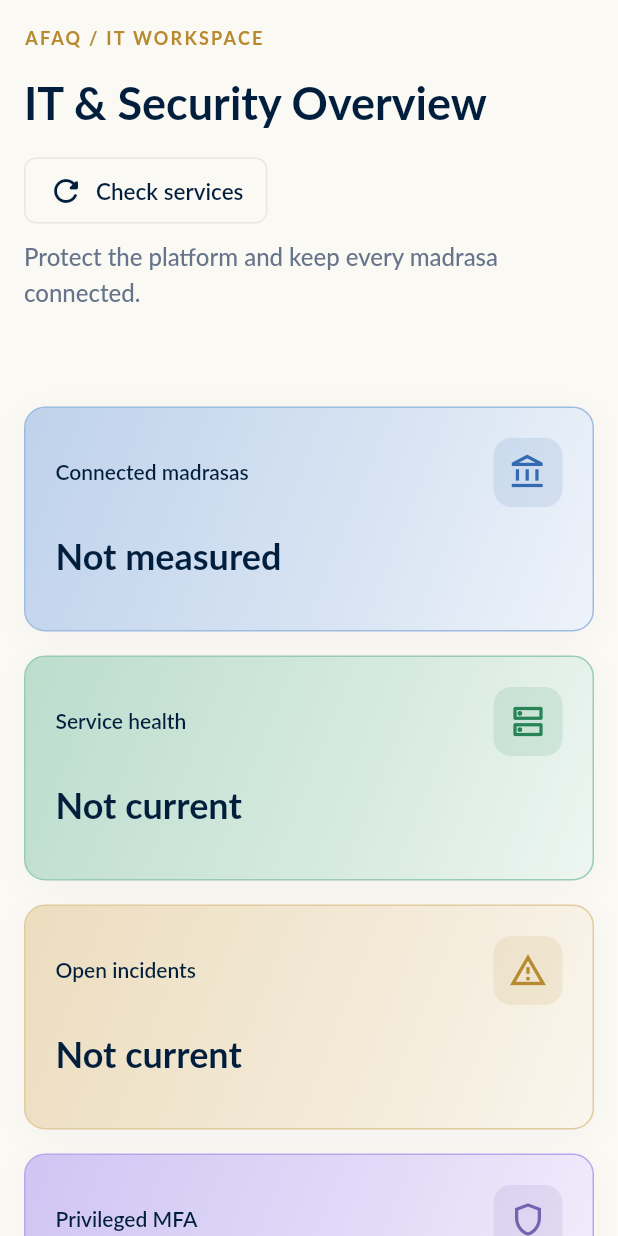
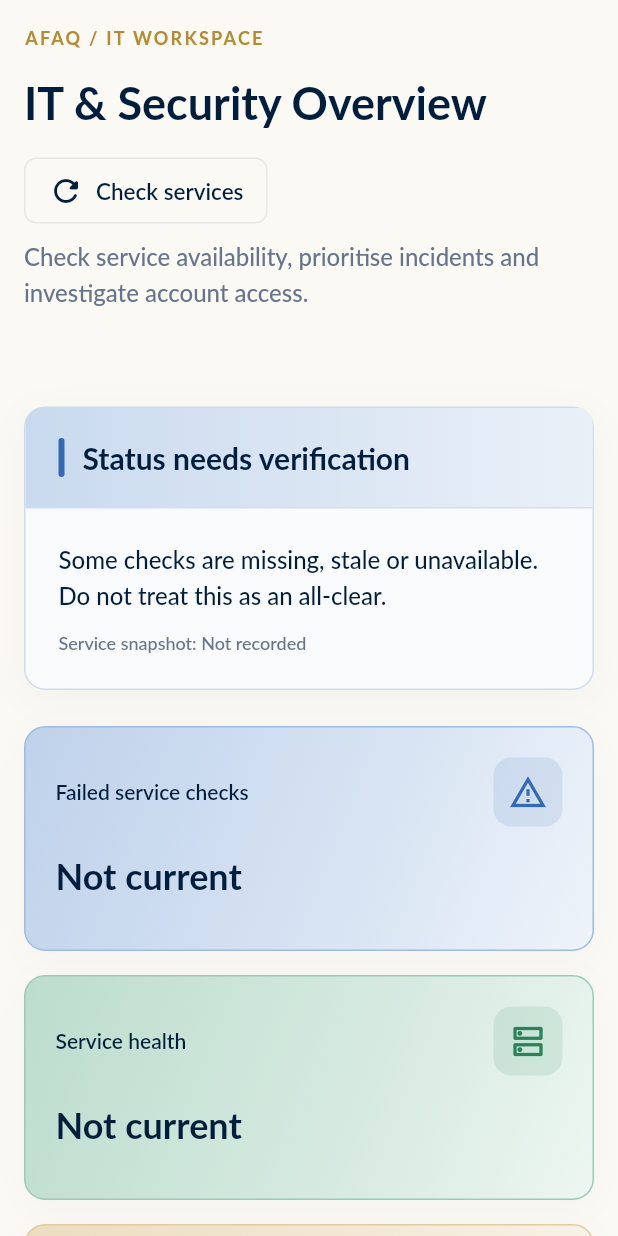
Before and after one commit to jemsi-442/madrasa, a Flutter app: the PlatformItDashboard widget shown alone on an empty page, opened directly with empty values, on a phone screen of 412 x 824 dp. Run offline on Flutter 3.47's test engine with Material 3 defaults, Android fonts, the phone set to English and light mode, and no system bars; our stand-ins replace font_awesome_flutter, video_player, web, webview_flutter; missing offline and left inert: dart:js_interop, dart:ui_web, pdfrx.

Commit message:
Focus IT overview on verified status and actionable investigations

```diff
--- a/frontend/lib/src/platform_it_dashboard.dart
+++ b/frontend/lib/src/platform_it_dashboard.dart
@@ -112,7 +112,10 @@ class _PlatformItDashboardState extends State<PlatformItDashboard> {
           ? null
           : (widget.now ?? DateTime.now)().toUtc().difference(checked.toUtc());
       final fresh =
-          age != null && !age.isNegative && age < const Duration(seconds: 60);
+          error == null &&
+          age != null &&
+          !age.isNegative &&
+          age < const Duration(seconds: 60);
       final available = checks.where((c) => c['status'] == 'available').length;
       final failed = checks.where((c) => c['status'] != 'available').toList();
       final incidents = widget.snapshot?['incidents'];
@@ -136,7 +139,10 @@ class _PlatformItDashboardState extends State<PlatformItDashboard> {
           highCount is int &&
           highCount >= 0 &&
           highCount <= openCount;
-      final incidentsReady = incidentFresh && validCounts;
+      final incidentsReady = error == null && incidentFresh && validCounts;
+      final needsAction =
+          (fresh && failed.isNotEmpty) || (incidentsReady && openCount > 0);
+      final statusKnown = fresh && checks.length == 2 && incidentsReady;
       final operations = Column(
         crossAxisAlignment: CrossAxisAlignment.stretch,
         children: [
@@ -229,19 +235,6 @@ class _PlatformItDashboardState extends State<PlatformItDashboard> {
                       ],
                     ),
                   ),
-                const Divider(),
-                task(
-                  'Company accounts',
-                  'Read-only account directory.',
-                  Icons.badge_outlined,
-                  onAccounts,
-                ),
-                task(
-                  'Sessions',
-                  'Manage your own signed-in devices.',
-                  Icons.devices_outlined,
-                  onSessions,
-                ),
               ],
             ),
           ),
@@ -376,25 +369,29 @@ class _PlatformItDashboardState extends State<PlatformItDashboard> {
             ),
           ),
           const SizedBox(height: 24),
-          panel(
-            'Recovery readiness',
-            const Column(
+          ItSectionPanel(
+            accent: const Color(0xff346bb0),
+            title: 'Investigate access',
+            child: Column(
               crossAxisAlignment: CrossAxisAlignment.stretch,
               children: [
-                ListTile(
-                  contentPadding: EdgeInsets.zero,
-                  leading: Icon(Icons.backup_outlined, color: AfaqDesign.gold),
-                  title: Text('Backup verification'),
-                  subtitle: Text('Backup evidence is not connected.'),
+                task(
+                  'Company accounts',
+                  'Identify the account, role and permitted scope.',
+                  Icons.badge_outlined,
+                  onAccounts,
                 ),
-                Divider(),
-                ListTile(
-                  contentPadding: EdgeInsets.zero,
-                  leading: Icon(Icons.restore_outlined, color: AfaqDesign.gold),
-                  title: Text('Restore test'),
-                  subtitle: Text(
-                    'No verified restore-test result is available.',
-                  ),
+                const Divider(),
+                task(
+                  'Sessions',
+                  'Search platform and madrasa sessions by account, role or IP.',
+                  Icons.devices_outlined,
+                  onSessions,
+                ),
+                const SizedBox(height: 12),
+                const Text(
+                  'Use the audit trail to trace activity, then record an incident when investigation is needed. An IP address alone is not proof of misuse.',
+                  style: TextStyle(color: AfaqDesign.muted, height: 1.5),
                 ),
               ],
             ),
@@ -409,9 +406,9 @@ class _PlatformItDashboardState extends State<PlatformItDashboard> {
           : 1;
       final metrics = [
         (
-          'Connected madrasas',
-          'Not measured',
-          Icons.account_balance_outlined,
+          'Failed service checks',
+          checks.isEmpty || !fresh ? 'Not current' : '${failed.length}',
+          Icons.report_problem_outlined,
           const Color(0xff346bb0),
         ),
         (
@@ -429,8 +426,8 @@ class _PlatformItDashboardState extends State<PlatformItDashboard> {
           AfaqDesign.gold,
         ),
         (
-          'Privileged MFA',
-          'Not measured',
+          'High-priority incidents',
+          incidentsReady ? '$highCount' : 'Not current',
           Icons.shield_outlined,
           const Color(0xff7663af),
         ),
@@ -474,7 +471,7 @@ class _PlatformItDashboardState extends State<PlatformItDashboard> {
             ),
             const SizedBox(height: 8),
             const Text(
-              'Protect the platform and keep every madrasa connected.',
+              'Check service availability, prioritise incidents and investigate account access.',
               style: TextStyle(color: AfaqDesign.muted, height: 1.5),
             ),
             if (busy)
@@ -493,6 +490,40 @@ class _PlatformItDashboardState extends State<PlatformItDashboard> {
                   ),
                 ),
               ),
+            const SizedBox(height: 24),
+            ItSectionPanel(
+              accent: needsAction
+                  ? AfaqDesign.gold
+                  : statusKnown
+                  ? const Color(0xff278457)
+                  : const Color(0xff346bb0),
+              title: needsAction
+                  ? 'Action required'
+                  : statusKnown
+                  ? 'No open issues in current checks'
+                  : 'Status needs verification',
+              child: Column(
+                crossAxisAlignment: CrossAxisAlignment.start,
+                children: [
+                  Text(
+                    needsAction
+                        ? 'Start with failed services and open incidents below.'
+                        : statusKnown
+                        ? 'Database and Redis checks passed; no open incidents were reported.'
+                        : 'Some checks are missing, stale or unavailable. Do not treat this as an all-clear.',
+                    style: const TextStyle(color: AfaqDesign.ink, height: 1.5),
+                  ),
+                  const SizedBox(height: 10),
+                  Text(
+                    'Service snapshot: ${itTimestamp(widget.snapshot?['checkedAt'])}',
+                    style: const TextStyle(
+                      color: AfaqDesign.muted,
+                      fontSize: 12,
+                    ),
+                  ),
+                ],
+              ),
+            ),
             const SizedBox(height: 24),
             Wrap(
               spacing: 16,
@@ -523,9 +554,9 @@ class _PlatformItDashboardState extends State<PlatformItDashboard> {
                 ],
               )
             else ...[
+              operations,
+              const SizedBox(height: 24),
               services,
-              const SizedBox(height: 24),
-              operations,
             ],
             const SizedBox(height: 24),
             Container(
```
Also changed, not shown: 1 other file.
